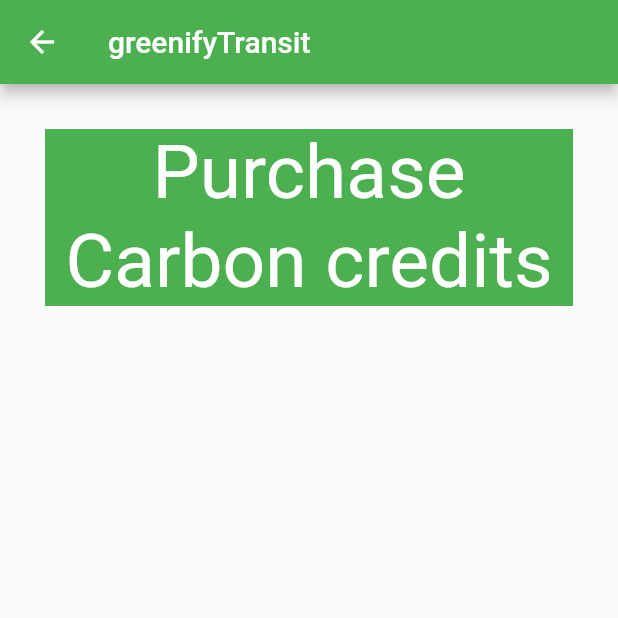
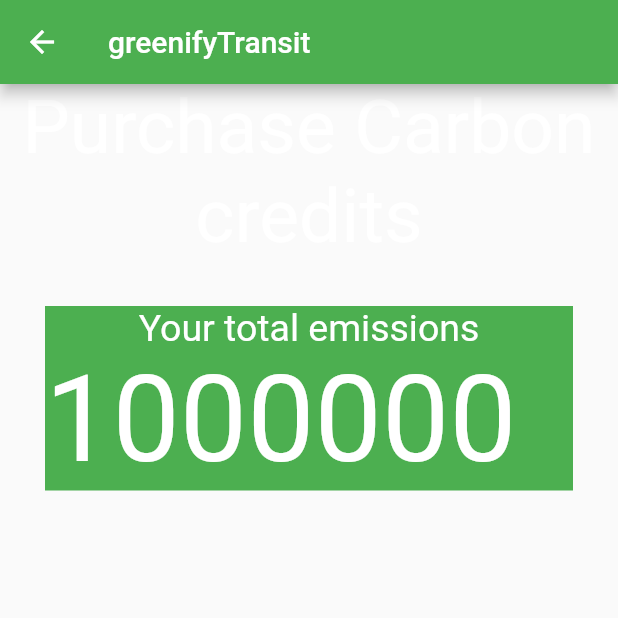
Before and after one commit to Arjdroid/greenifytransit, a Flutter app: the PurchaseCredists screen opened directly, on a phone screen of 412 x 824 dp, the top half of it. Run offline on Flutter 3.47's test engine with Material 2 defaults, Android fonts, the phone set to English and light mode, and no system bars; our stand-ins replace syncfusion_flutter_charts; Roboto replaces fonts that are missing (arial).

Commit message:
carbon credists(total emissions)

```diff
--- a/lib/purchasecredits_page.dart
+++ b/lib/purchasecredits_page.dart
@@ -24,12 +24,7 @@ class _PurchaseCredistsState extends State<PurchaseCredists> {
         body: SingleChildScrollView(
           child: Column(
             children: [
-              Container(
-                  color: Colors.green,
-                  margin: const EdgeInsets.all(30),
-                  child: Column(
-                    children: const [
-                      Text(
+              const Text(
                 'Purchase Carbon credits',
                 textAlign: TextAlign.center,
                 style: TextStyle(
@@ -37,8 +32,32 @@ class _PurchaseCredistsState extends State<PurchaseCredists> {
                   fontSize: 50,
                 ),
               ),
+              Container(
+                color: Colors.green,
+                margin: const EdgeInsets.all(30),
+                child: Column(
+                  children: [
+                    const Text(
+                      'Your total emissions',
+                      textAlign: TextAlign.center,
+                      style: TextStyle(
+                        color: Colors.white,
+                        fontSize: 25,
+                      ),
+                    ),
+                    Row(
+                      children: const [
+                        Text('1000000',
+                            textAlign: TextAlign.center,
+                            style: TextStyle(
+                                color: Colors.white,
+                                fontSize: 80,
+                                fontFamily: 'arial')),
                       ],
-                  ))
+                    )
+                  ],
+                ),
+              )
             ],
           ),
         ));
```
Lines whose indentation alone changed are shown as unchanged.
